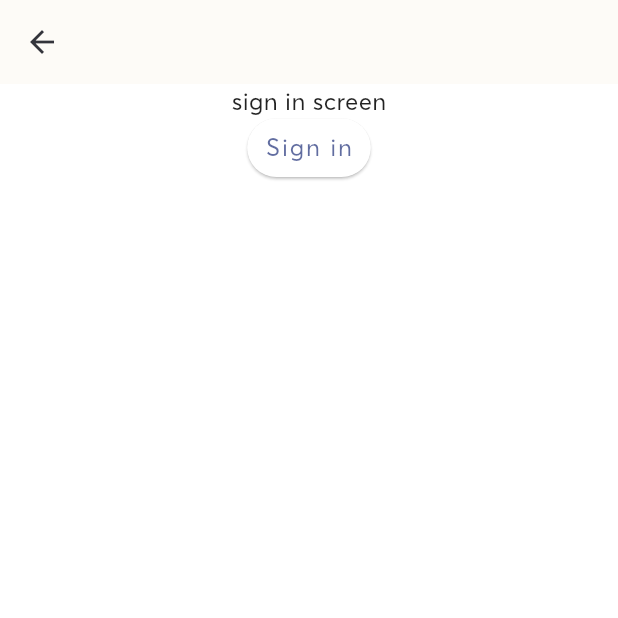
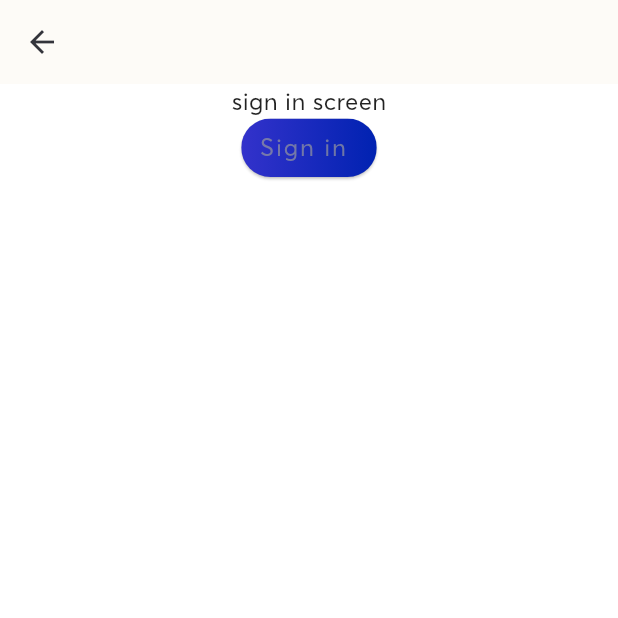
Before and after one commit to nguyenhan-se/erb_flutter_boilerplate, a Flutter app: the SignInScreen screen opened by its route, after a tap on "Sign in", on a phone screen of 412 x 824 dp, the top half of it. Run offline on Flutter 3.47's test engine with Material 3 defaults, Android fonts, the phone set to English and light mode, and no system bars; our stand-ins replace auto_route, dart_mappable, dartx, device_info_plus, dio, flutter_hooks and 11 more; missing offline and left inert: android_id, app_settings, env, flutter_flavor, talker_dio_logger; accounts and stored records are empty; generated files the repository leaves out were written again; network calls fail.

Commit message:
feat: add async btn

```diff
--- a/lib/core/features/authentication/presentation/screens/sign_in/sign_in_screen.dart
+++ b/lib/core/features/authentication/presentation/screens/sign_in/sign_in_screen.dart
@@ -1,8 +1,8 @@
-import 'package:erb_ui/widgets.dart';
 import 'package:flutter/material.dart';
 import 'package:hooks_riverpod/hooks_riverpod.dart';
 
 import 'package:erb_flutter_boilerplate/routes/routes.dart';
+import 'package:erb_flutter_boilerplate/core/widgets/widgets.dart';
 
 import '../../../domain/auth_credential.dart';
 import 'sign_in_controller.dart';
@@ -18,7 +18,6 @@ class SignInScreen extends ConsumerWidget {
 
   @override
   Widget build(BuildContext context, WidgetRef ref) {
-    final isLoading = ref.watch(signInProvider).isLoading;
     ref.listen(signInProvider, (previous, next) {
       next.whenOrNull(data: (credential) {
         credential.match(() {}, (_) {
@@ -34,15 +33,10 @@ class SignInScreen extends ConsumerWidget {
           const Center(
             child: Text('sign in screen'),
           ),
-          ERbElevatedButton(
-            onPressed: isLoading
-                ? null
-                : () async {
-                    await ref.read(signInProvider.notifier).signIn(SignInParams(
-                        username: 'kminchelle', password: '0lelplR'));
-                  },
+          AsyncButton(
+            onPressed: () => ref.read(signInProvider.notifier).signIn(
+                SignInParams(username: 'kminchelle', password: '0lelplR')),
             label: 'Sign in',
-            // child: const Text('Toggle theme'),
           ),
         ],
       ),
--- /dev/null
+++ b/lib/core/widgets/async_button.dart
@@ -0,0 +1,53 @@
+import 'package:erb_ui/widgets.dart';
+import 'package:flutter/foundation.dart';
+import 'package:flutter/material.dart';
+import 'package:flutter_hooks/flutter_hooks.dart';
+
+import 'package:erb_flutter_boilerplate/core/presentation/hook/hook.dart';
+
+class AsyncButton extends HookWidget {
+  const AsyncButton({
+    super.key,
+    required this.onPressed,
+    required this.label,
+  });
+  final AsyncCallback onPressed;
+  final String label;
+
+  @override
+  Widget build(BuildContext context) {
+    final (clear: _, :mutate, :snapshot) = useSideEffect<void>();
+    Future<void> pressButton() async {
+      final future = onPressed();
+      mutate(future);
+      try {
+        await future;
+      } catch (exception) {
+        if (!context.mounted) return;
+        ScaffoldMessenger.of(context).showSnackBar(
+          SnackBar(content: Text('Something went wrong $exception')),
+        );
+      }
+    }
+
+    return ERbElevatedButton(
+      onPressed: switch (snapshot) {
+        AsyncSnapshot(connectionState: ConnectionState.waiting) => null,
+        _ => pressButton,
+      },
+      enableGradient: true,
+      position: ERbPosition.end,
+      icon: switch (snapshot) {
+        AsyncSnapshot(connectionState: ConnectionState.waiting) =>
+          const SizedBox.square(
+            dimension: 16,
+            child: CircularProgressIndicator(
+              strokeWidth: 1.5,
+            ),
+          ),
+        _ => const SizedBox.shrink(),
+      },
+      label: label,
+    );
+  }
+}
--- /dev/null
+++ b/lib/core/widgets/widgets.dart
@@ -0,0 +1 @@
+export 'async_button.dart';
--- a/packages/erb_ui/lib/src/widgets/erb_elevated_button.dart
+++ b/packages/erb_ui/lib/src/widgets/erb_elevated_button.dart
@@ -72,6 +72,15 @@ class _ERbElevatedButtonState extends State<ERbElevatedButton> {
     super.initState();
   }
 
+  @override
+  void didUpdateWidget(ERbElevatedButton oldWidget) {
+    child = widget.label != null ? Text(widget.label!) : widget.child;
+    icon = widget.icon;
+    onPressed = widget.onPressed;
+    position = widget.position;
+    super.didUpdateWidget(oldWidget);
+  }
+
   BorderRadius get _borderRadius =>
       widget.borderRadius ?? BorderRadius.circular(24);
 
@@ -104,6 +113,8 @@ class _ERbElevatedButtonState extends State<ERbElevatedButton> {
     final padding = theme.elevatedButtonTheme.style!.padding!
         .resolve({MaterialState.pressed});
 
+    final btnDisabled = widget.onPressed == null;
+
     return ElevatedButton(
       onPressed: widget.onPressed ?? widget.onPressed,
       onLongPress: widget.onLongPress,
@@ -120,7 +131,7 @@ class _ERbElevatedButtonState extends State<ERbElevatedButton> {
       child: Ink(
         decoration: BoxDecoration(
           borderRadius: _borderRadius,
-          gradient: widget.enableGradient ? gradientColor : null,
+          gradient: widget.enableGradient && !btnDisabled ? gradientColor : null,
         ),
         child: Container(
           width: buttonWidth(),
```
